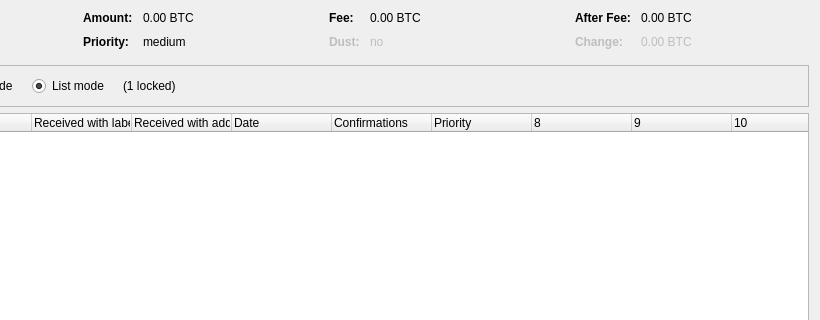
Before: the Qt Designer form src/qt/forms/coincontroldialog.ui in ascensioncoin/bitcoin, drawn with Qt 5; both pictures show x 180 to 1000 and y 0 to 320 of the 1000 by 500 pixel window.
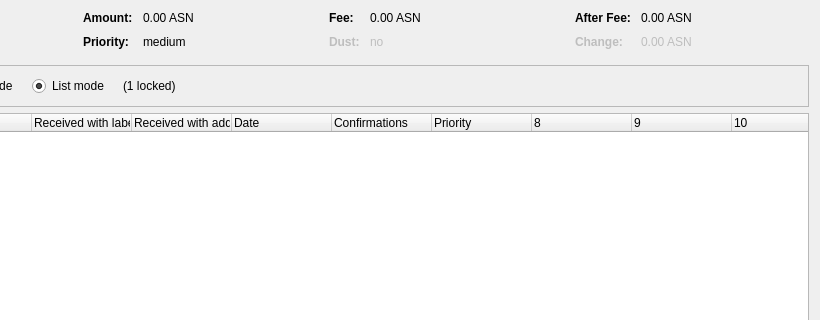
After: the same form once the commit is applied. Custom widgets are drawn as their Qt base class.

```diff
--- a/src/qt/forms/coincontroldialog.ui
+++ b/src/qt/forms/coincontroldialog.ui
@@ -132,7 +132,7 @@
           <enum>Qt::ActionsContextMenu</enum>
          </property>
          <property name="text">
-          <string notr="true">0.00 BTC</string>
+          <string notr="true">0.00 ASN</string>
          </property>
          <property name="textInteractionFlags">
           <set>Qt::LinksAccessibleByMouse|Qt::TextSelectableByKeyboard|Qt::TextSelectableByMouse</set>
@@ -206,7 +206,7 @@
           <enum>Qt::ActionsContextMenu</enum>
          </property>
          <property name="text">
-          <string notr="true">0.00 BTC</string>
+          <string notr="true">0.00 ASN</string>
          </property>
          <property name="textInteractionFlags">
           <set>Qt::LinksAccessibleByMouse|Qt::TextSelectableByKeyboard|Qt::TextSelectableByMouse</set>
@@ -286,7 +286,7 @@
           <enum>Qt::ActionsContextMenu</enum>
          </property>
          <property name="text">
-          <string notr="true">0.00 BTC</string>
+          <string notr="true">0.00 ASN</string>
          </property>
          <property name="textInteractionFlags">
           <set>Qt::LinksAccessibleByMouse|Qt::TextSelectableByKeyboard|Qt::TextSelectableByMouse</set>
@@ -321,7 +321,7 @@
           <enum>Qt::ActionsContextMenu</enum>
          </property>
          <property name="text">
-          <string notr="true">0.00 BTC</string>
+          <string notr="true">0.00 ASN</string>
          </property>
          <property name="textInteractionFlags">
           <set>Qt::LinksAccessibleByMouse|Qt::TextSelectableByKeyboard|Qt::TextSelectableByMouse</set>
```
